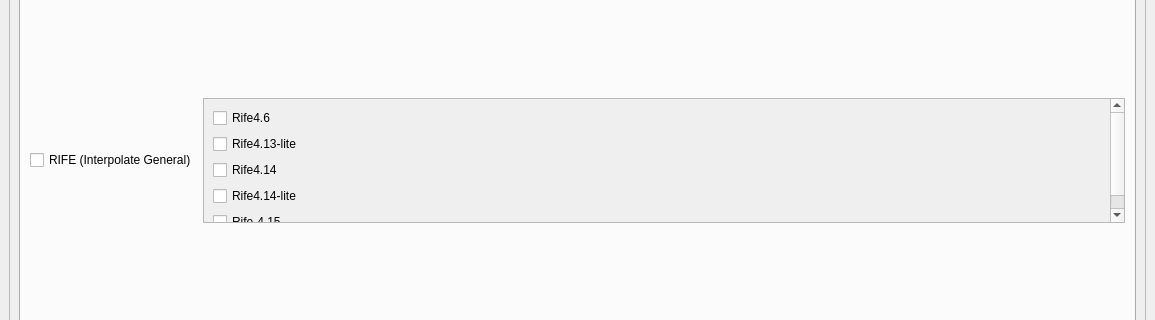
Qt form src/getModels/SelectAI.ui (TNTwise/REAL-Video-Enhancer) before a commit; both pictures show x 0 to 1155 and y 84 to 404 of the 1155 by 645 pixel window.
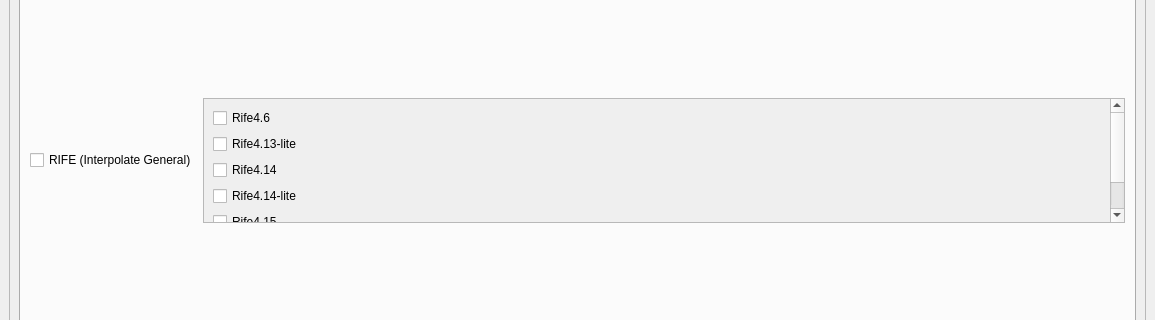
The same form after that commit. The open tabs and pages were chosen to show the change.

The edit to the form file:
```diff
--- a/src/getModels/SelectAI.ui
+++ b/src/getModels/SelectAI.ui
@@ -189,9 +189,9 @@
                 <property name="geometry">
                  <rect>
                   <x>0</x>
-                  <y>0</y>
+                  <y>-69</y>
                   <width>873</width>
-                  <height>162</height>
+                  <height>192</height>
                  </rect>
                 </property>
                 <layout class="QVBoxLayout" name="verticalLayout_9">
@@ -226,7 +226,14 @@
                  <item>
                   <widget class="QCheckBox" name="rife415CUDA">
                    <property name="text">
-                    <string>Rife-4.15</string>
+                    <string>Rife4.15</string>
+                   </property>
+                  </widget>
+                 </item>
+                 <item>
+                  <widget class="QCheckBox" name="rife416liteCUDA">
+                   <property name="text">
+                    <string>Rife4.16-lite</string>
                    </property>
                   </widget>
                  </item>
```
